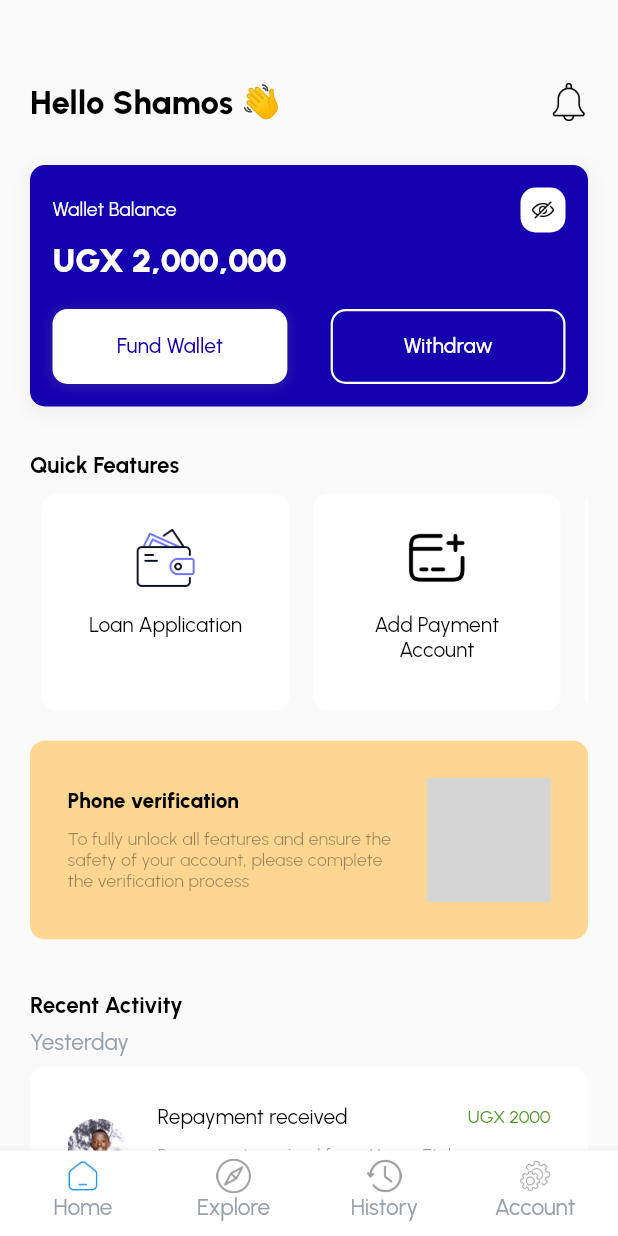
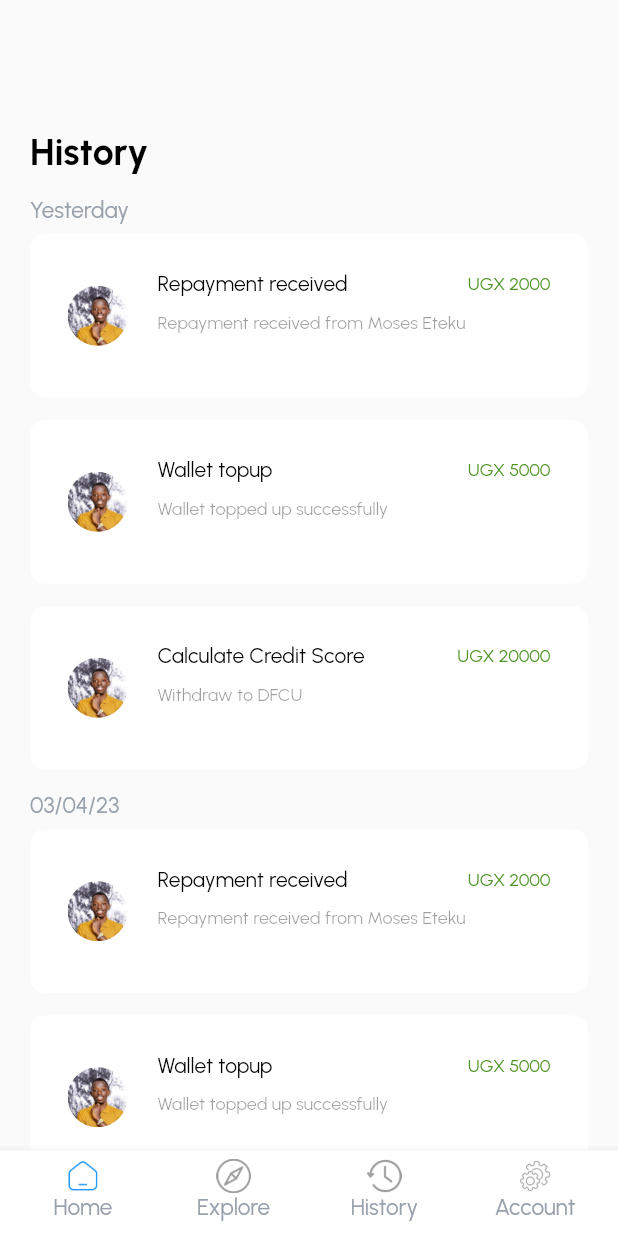
Before and after one commit to etekumoses/financeappui, a Flutter app: the screen it shows after launch, swiped to page 3, on a phone screen of 412 x 824 dp. Run offline on Flutter 3.47's test engine with Material 2 defaults, Android fonts, the phone set to English and light mode, and no system bars; our stand-ins replace get, url_strategy; project files that could hold a hidden picture were left out; grey boxes are pictures that could not be loaded.

Commit message:
history page

```diff
--- a/lib/helper/route_helper.dart
+++ b/lib/helper/route_helper.dart
@@ -1,4 +1,5 @@
 import 'package:financialui/view/screens/account/account_screen.dart';
+import 'package:financialui/view/screens/history/history_screen.dart';
 import 'package:flutter/material.dart';
 import 'package:get/get.dart';
 import 'package:financialui/view/screens/splash/splash_screen.dart';
@@ -10,11 +11,12 @@ class RouteHelper {
   static const String splash = '/splash';
   static const String main = '/main';
   static const String account = '/account';
+  static const String history = '/history';
 
   static String getInitialRoute() => '$initial';
   static String getSplashRoute() => '$splash';
   static String getAccountRoute() => '$account';
-
+  static String getHistoryRoute() => '$history';
   static String getMainRoute(String page) => '$main?page=$page';
 
   static List<GetPage> routes = [
@@ -26,6 +28,10 @@ class RouteHelper {
     GetPage(
       name: account,
       page: () => AccountScreen(),
+    ),
+    GetPage(
+      name: history,
+      page: () => HistoryScreen(),
     ),
     GetPage(
         name: main,
--- a/lib/view/screens/account/account_screen.dart
+++ b/lib/view/screens/account/account_screen.dart
@@ -60,7 +60,7 @@ class AccountScreen extends StatelessWidget {
 class SliverDelegate extends SliverPersistentHeaderDelegate {
   Widget child;
 
-  SliverDelegate({required this.child});
+  SliverDelegate({required this.child, required double expandedHeight});
 
   @override
   Widget build(
--- a/lib/view/screens/dashboard/dashboard_screen.dart
+++ b/lib/view/screens/dashboard/dashboard_screen.dart
@@ -4,6 +4,7 @@ import 'package:financialui/util/color_resources.dart';
 import 'package:financialui/util/dimensions.dart';
 import 'package:financialui/util/images.dart';
 import 'package:financialui/view/screens/dashboard/widget/bottom_nav_item.dart';
+import 'package:financialui/view/screens/history/history_screen.dart';
 import 'package:financialui/view/screens/home/home_screen.dart';
 import 'package:flutter/material.dart';
 import 'package:get/get.dart';
@@ -33,9 +34,9 @@ class _DashboardScreenState extends State<DashboardScreen> {
     _pageController = PageController(initialPage: widget.pageIndex!);
 
     _screens = [
-      const HomeScreen(),
-      const HomeScreen(),
-      const HomeScreen(),
+       HomeScreen(),
+       HomeScreen(),
+       HistoryScreen(),
       AccountScreen(),
     ];
 
--- /dev/null
+++ b/lib/view/screens/history/history_screen.dart
@@ -0,0 +1,179 @@
+import 'package:financialui/util/color_resources.dart';
+import 'package:financialui/view/base/custom_button.dart';
+import 'package:financialui/view/screens/account/account_screen.dart';
+import 'package:financialui/view/screens/history/widget/history_card.dart';
+import 'package:financialui/view/screens/home/widget/feature_card.dart';
+import 'package:financialui/view/screens/home/widget/recent_activity_card.dart';
+import 'package:financialui/view/screens/home/widget/top_card.dart';
+import 'package:financialui/view/screens/home/widget/verification_card.dart';
+import 'package:flutter/services.dart';
+import 'package:financialui/util/app_constants.dart';
+import 'package:financialui/util/dimensions.dart';
+import 'package:financialui/util/images.dart';
+import 'package:financialui/util/styles.dart';
+
+import 'package:flutter/material.dart';
+
+class HistoryScreen extends StatefulWidget {
+  const HistoryScreen({Key? key}) : super(key: key);
+
+  @override
+  State<HistoryScreen> createState() => _HistoryScreenState();
+}
+
+class _HistoryScreenState extends State<HistoryScreen> {
+  @override
+  void initState() {
+    // TODO: implement initState
+    super.initState();
+  }
+
+  List<Map<dynamic, dynamic>> historylist = [
+    {
+      "id": 1,
+      "image": Images.profile,
+      "title": "Repayment received",
+      "subtitle": "Repayment received from Moses Eteku",
+      "amount": 2000
+    },
+    {
+      "id": 2,
+      "image": Images.profile,
+      "title": "Wallet topup",
+      'subtitle': "Wallet topped up successfully",
+      "amount": 5000
+    },
+    {
+      "id": 3,
+      "image": Images.profile,
+      "title": "Calculate Credit Score",
+      'subtitle': "Withdraw to DFCU",
+      "amount": 20000
+    }
+  ];
+  @override
+  Widget build(BuildContext context) {
+    final ScrollController _scrollController = ScrollController();
+
+    return Scaffold(
+      body: SafeArea(
+        child: RefreshIndicator(
+          onRefresh: () async {},
+          child: CustomScrollView(
+            controller: _scrollController,
+            physics: const AlwaysScrollableScrollPhysics(),
+            slivers: [
+              SliverAppBar(
+                floating: false,
+                elevation: 0,
+                centerTitle: true,
+                automaticallyImplyLeading: false,
+                backgroundColor: Colors.transparent,
+              ),
+              SliverToBoxAdapter(
+                  child: Center(
+                child: SizedBox(
+                    width: Dimensions.WEB_MAX_WIDTH,
+                    child: Padding(
+                      padding: const EdgeInsets.symmetric(
+                          horizontal: 20, vertical: 10),
+                      child: Column(
+                          crossAxisAlignment: CrossAxisAlignment.start,
+                          children: [
+                            const SizedBox(
+                                height: Dimensions.PADDING_SIZE_LARGE),
+                            Text('History',
+                                style: urbanistBold.copyWith(
+                                    fontSize:
+                                        Dimensions.PADDING_SIZE_EXTRA_LARGE,
+                                    color: Colors.black)),
+                            SizedBox(
+                              height: Dimensions.PADDING_SIZE_DEFAULT,
+                            ),
+                            Text('Yesterday',
+                                style: urbanistRegular.copyWith(
+                                    fontSize: Dimensions.PADDING_SIZE_DEFAULT,
+                                    color:
+                                        ColorResources.getHintColor(context))),
+                            SizedBox(
+                              height: Dimensions.PADDING_SIZE_EXTRA_SMALL + 2,
+                            ),
+                            new GridView.builder(
+                                itemCount: historylist.length,
+                                gridDelegate:
+                                    SliverGridDelegateWithFixedCrossAxisCount(
+                                  crossAxisCount: 1,
+                                  mainAxisSpacing: 0,
+                                  crossAxisSpacing: 1,
+                                  childAspectRatio: 3,
+                                ),
+                                physics: NeverScrollableScrollPhysics(),
+                                shrinkWrap: true,
+                                itemBuilder: (context, index) {
+                                  return HistoryCard(
+                                      image: historylist[index]['image'],
+                                      title: historylist[index]['title'],
+                                      subtitle: historylist[index]['subtitle'],
+                                      amount: historylist[index]['amount']);
+                                }),
+                            Text('03/04/23',
+                                style: urbanistRegular.copyWith(
+                                    fontSize: Dimensions.PADDING_SIZE_DEFAULT,
+                                    color:
+                                        ColorResources.getHintColor(context))),
+                            SizedBox(
+                              height: Dimensions.PADDING_SIZE_EXTRA_SMALL + 2,
+                            ),
+                            new GridView.builder(
+                                itemCount: historylist.length,
+                                gridDelegate:
+                                    SliverGridDelegateWithFixedCrossAxisCount(
+                                  crossAxisCount: 1,
+                                  mainAxisSpacing: 0,
+                                  crossAxisSpacing: 1,
+                                  childAspectRatio: 3,
+                                ),
+                                physics: NeverScrollableScrollPhysics(),
+                                shrinkWrap: true,
+                                itemBuilder: (context, index) {
+                                  return HistoryCard(
+                                      image: historylist[index]['image'],
+                                      title: historylist[index]['title'],
+                                      subtitle: historylist[index]['subtitle'],
+                                      amount: historylist[index]['amount']);
+                                }),
+                          ]),
+                    )),
+              ))
+            ],
+          ),
+        ),
+      ),
+    );
+  }
+}
+
+class SliverDelegate extends SliverPersistentHeaderDelegate {
+  Widget child;
+
+  SliverDelegate({required this.child});
+
+  @override
+  Widget build(
+      BuildContext context, double shrinkOffset, bool overlapsContent) {
+    return child;
+  }
+
+  @override
+  double get maxExtent => 50;
+
+  @override
+  double get minExtent => 50;
+
+  @override
+  bool shouldRebuild(SliverDelegate oldDelegate) {
+    return oldDelegate.maxExtent != 50 ||
+        oldDelegate.minExtent != 50 ||
+        child != oldDelegate.child;
+  }
+}
--- /dev/null
+++ b/lib/view/screens/history/widget/history_card.dart
@@ -0,0 +1,91 @@
+import 'package:financialui/util/dimensions.dart';
+import 'package:flutter/material.dart';
+
+import '../../../../util/color_resources.dart';
+import '../../../../util/images.dart';
+import '../../../../util/styles.dart';
+
+class HistoryCard extends StatelessWidget {
+  final String image;
+  final String title;
+  final String subtitle;
+  final int amount;
+
+  const HistoryCard({
+    super.key,
+    required this.image,
+    required this.title,
+    required this.subtitle,
+    required this.amount,
+  });
+  @override
+  Widget build(BuildContext context) {
+    return InkWell(
+      onTap: () {},
+      child:Container(
+          padding: EdgeInsets.all(Dimensions.PADDING_SIZE_DEFAULT + 10),
+          margin: EdgeInsets.only(bottom: Dimensions.PADDING_SIZE_DEFAULT),
+          decoration: BoxDecoration(
+            borderRadius: BorderRadius.circular(10),
+            color: Colors.white,
+            boxShadow: [
+              BoxShadow(
+                color: Colors.white.withOpacity(0.1),
+                spreadRadius: 1,
+                blurRadius: 2,
+                offset: Offset(0, 0), // changes position of shadow
+              ),
+            ],
+          ),
+          child: Row(crossAxisAlignment: CrossAxisAlignment.center, children: [
+            CircleAvatar(
+              backgroundColor: Colors.transparent,
+              backgroundImage: AssetImage(
+                image,
+                // scale: 20,
+              ),
+            ),
+            SizedBox(
+              width: 20,
+            ),
+            Expanded(
+              child: Column(
+                  crossAxisAlignment: CrossAxisAlignment.start,
+                  mainAxisAlignment: MainAxisAlignment.start,
+                  children: [
+                    Row(
+                      mainAxisAlignment: MainAxisAlignment.spaceBetween,
+                      children: [
+                        Text(title,
+                            style: urbanistRegular.copyWith(
+                                fontSize: Dimensions.fontSizeDefault,
+                                color: Colors.black)),
+                        Text('UGX $amount',
+                            style: urbanistRegular.copyWith(
+                                fontSize: Dimensions.fontSizeSmall,
+                                color:
+                                    ColorResources.getSuccessColor(context))),
+                      ],
+                    ),
+                    SizedBox(height: Dimensions.PADDING_SIZE_SMALL),
+                    Row(
+                      children: [
+                        Flexible(
+                          child: Text(subtitle,
+                              maxLines: 2,
+                              softWrap: true,
+                              overflow: TextOverflow.ellipsis,
+                              style: urbanistRegular.copyWith(
+                                  fontSize: Dimensions.fontSizeSmall,
+                                  color: Theme.of(context).disabledColor)),
+                        ),
+                      ],
+                    ),
+                  ]),
+            ),
+          ]),
+        ),
+
+    );
+  }
+}
```
